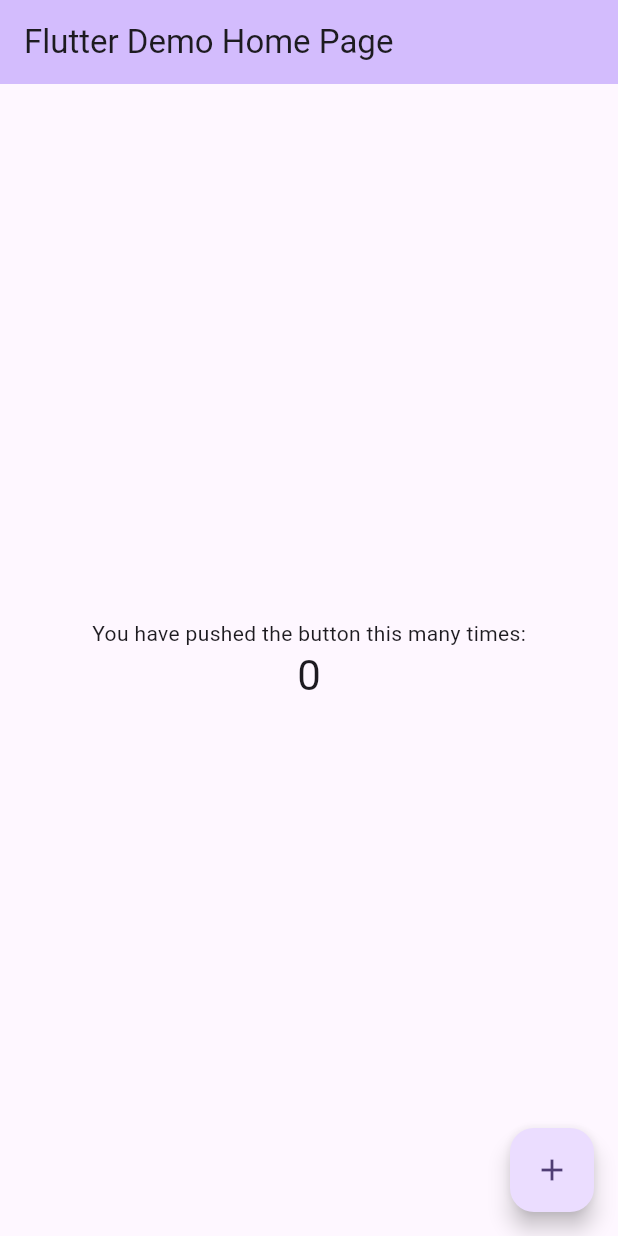
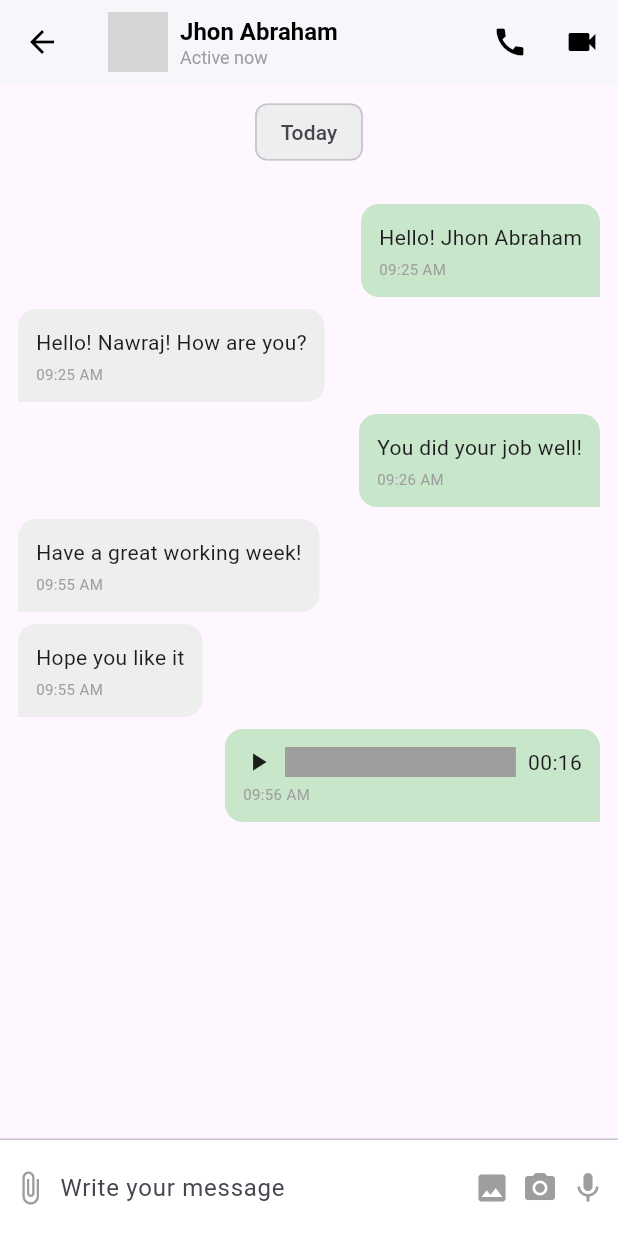
Before and after one commit to nawrajjyadav/flutter_chat_ui, a Flutter app: the screen it shows after launch, on a phone screen of 412 x 824 dp. Run offline on Flutter 3.47's test engine with Material 3 defaults, Android fonts, the phone set to English and light mode, and no system bars; grey boxes are pictures that could not be loaded.

Commit message:
Update main.dart

```diff
--- a/lib/main.dart
+++ b/lib/main.dart
@@ -1,122 +1,164 @@
 import 'package:flutter/material.dart';
 
 void main() {
-  runApp(const MyApp());
+  runApp(ChatApp());
 }
 
-class MyApp extends StatelessWidget {
-  const MyApp({super.key});
-
-  // This widget is the root of your application.
+class ChatApp extends StatelessWidget {
   @override
   Widget build(BuildContext context) {
     return MaterialApp(
-      title: 'Flutter Demo',
-      theme: ThemeData(
-        // This is the theme of your application.
-        //
-        // TRY THIS: Try running your application with "flutter run". You'll see
-        // the application has a purple toolbar. Then, without quitting the app,
-        // try changing the seedColor in the colorScheme below to Colors.green
-        // and then invoke "hot reload" (save your changes or press the "hot
-        // reload" button in a Flutter-supported IDE, or press "r" if you used
-        // the command line to start the app).
-        //
-        // Notice that the counter didn't reset back to zero; the application
-        // state is not lost during the reload. To reset the state, use hot
-        // restart instead.
-        //
-        // This works for code too, not just values: Most code changes can be
-        // tested with just a hot reload.
-        colorScheme: ColorScheme.fromSeed(seedColor: Colors.deepPurple),
-      ),
-      home: const MyHomePage(title: 'Flutter Demo Home Page'),
+      debugShowCheckedModeBanner: false,
+      home: ChatScreen(),
     );
   }
 }
 
-class MyHomePage extends StatefulWidget {
-  const MyHomePage({super.key, required this.title});
-
-  // This widget is the home page of your application. It is stateful, meaning
-  // that it has a State object (defined below) that contains fields that affect
-  // how it looks.
-
-  // This class is the configuration for the state. It holds the values (in this
-  // case the title) provided by the parent (in this case the App widget) and
-  // used by the build method of the State. Fields in a Widget subclass are
-  // always marked "final".
-
-  final String title;
-
+class ChatScreen extends StatelessWidget {
   @override
-  State<MyHomePage> createState() => _MyHomePageState();
-}
-
-class _MyHomePageState extends State<MyHomePage> {
-  int _counter = 0;
-
-  void _incrementCounter() {
-    setState(() {
-      // This call to setState tells the Flutter framework that something has
-      // changed in this State, which causes it to rerun the build method below
-      // so that the display can reflect the updated values. If we changed
-      // _counter without calling setState(), then the build method would not be
-      // called again, and so nothing would appear to happen.
-      _counter++;
-    });
+  Widget build(BuildContext context) {
+    return Scaffold(
+      appBar: AppBar(
+        backgroundColor: Colors.white,
+        elevation: 1,
+        leading: Icon(Icons.arrow_back, color: Colors.black),
+        title: Row(
+          children: [
+            CircleAvatar(
+              backgroundImage: AssetImage('assets/avatar.png'), // Replace with your avatar asset
+            ),
+            SizedBox(width: 8),
+            Column(
+              crossAxisAlignment: CrossAxisAlignment.start,
+              children: [
+                Text('Jhon Abraham', style: TextStyle(color: Colors.black, fontWeight: FontWeight.bold, fontSize: 16)),
+                Text('Active now', style: TextStyle(color: Colors.grey, fontSize: 12)),
+              ],
+            )
+          ],
+        ),
+        actions: [
+          IconButton(onPressed: () {}, icon: Icon(Icons.call, color: Colors.black)),
+          IconButton(onPressed: () {}, icon: Icon(Icons.videocam, color: Colors.black)),
+        ],
+      ),
+      body: Column(
+        children: [
+          Padding(
+            padding: const EdgeInsets.all(8.0),
+            child: Chip(
+              label: Text('Today'),
+              backgroundColor: Colors.grey[200],
+            ),
+          ),
+          Expanded(
+            child: ListView(
+              padding: EdgeInsets.all(12),
+              children: [
+                chatBubble('Hello! Jhon Abraham', true, '09:25 AM'),
+                chatBubble('Hello! Nawraj! How are you?', false, '09:25 AM'),
+                chatBubble('You did your job well!', true, '09:26 AM'),
+                chatBubble('Have a great working week!', false, '09:55 AM'),
+                chatBubble('Hope you like it', false, '09:55 AM'),
+                audioMessageBubble('00:16', '09:56 AM'),
+              ],
+            ),
+          ),
+          Divider(height: 1),
+          Container(
+            padding: EdgeInsets.symmetric(horizontal: 8, vertical: 8),
+            color: Colors.white,
+            child: Row(
+              children: [
+                Icon(Icons.attach_file, color: Colors.grey),
+                SizedBox(width: 8),
+                Expanded(
+                  child: TextField(
+                    decoration: InputDecoration(
+                      hintText: 'Write your message',
+                      border: InputBorder.none,
+                    ),
+                  ),
+                ),
+                Icon(Icons.photo, color: Colors.grey),
+                SizedBox(width: 8),
+                Icon(Icons.camera_alt, color: Colors.grey),
+                SizedBox(width: 8),
+                Icon(Icons.mic, color: Colors.grey),
+              ],
+            ),
+          )
+        ],
+      ),
+    );
   }
 
-  @override
-  Widget build(BuildContext context) {
-    // This method is rerun every time setState is called, for instance as done
-    // by the _incrementCounter method above.
-    //
-    // The Flutter framework has been optimized to make rerunning build methods
-    // fast, so that you can just rebuild anything that needs updating rather
-    // than having to individually change instances of widgets.
-    return Scaffold(
-      appBar: AppBar(
-        // TRY THIS: Try changing the color here to a specific color (to
-        // Colors.amber, perhaps?) and trigger a hot reload to see the AppBar
-        // change color while the other colors stay the same.
-        backgroundColor: Theme.of(context).colorScheme.inversePrimary,
-        // Here we take the value from the MyHomePage object that was created by
-        // the App.build method, and use it to set our appbar title.
-        title: Text(widget.title),
-      ),
-      body: Center(
-        // Center is a layout widget. It takes a single child and positions it
-        // in the middle of the parent.
+  Widget chatBubble(String message, bool isOutgoing, String time) {
+    return Align(
+      alignment: isOutgoing ? Alignment.centerRight : Alignment.centerLeft,
+      child: Container(
+        margin: EdgeInsets.symmetric(vertical: 4),
+        padding: EdgeInsets.all(12),
+        constraints: BoxConstraints(maxWidth: 250),
+        decoration: BoxDecoration(
+          color: isOutgoing ? Colors.green[100] : Colors.grey[200],
+          borderRadius: BorderRadius.only(
+            topLeft: Radius.circular(12),
+            topRight: Radius.circular(12),
+            bottomLeft: Radius.circular(isOutgoing ? 12 : 0),
+            bottomRight: Radius.circular(isOutgoing ? 0 : 12),
+          ),
+        ),
         child: Column(
-          // Column is also a layout widget. It takes a list of children and
-          // arranges them vertically. By default, it sizes itself to fit its
-          // children horizontally, and tries to be as tall as its parent.
-          //
-          // Column has various properties to control how it sizes itself and
-          // how it positions its children. Here we use mainAxisAlignment to
-          // center the children vertically; the main axis here is the vertical
-          // axis because Columns are vertical (the cross axis would be
-          // horizontal).
-          //
-          // TRY THIS: Invoke "debug painting" (choose the "Toggle Debug Paint"
-          // action in the IDE, or press "p" in the console), to see the
-          // wireframe for each widget.
-          mainAxisAlignment: MainAxisAlignment.center,
-          children: <Widget>[
-            const Text('You have pushed the button this many times:'),
-            Text(
-              '$_counter',
-              style: Theme.of(context).textTheme.headlineMedium,
-            ),
+          crossAxisAlignment: CrossAxisAlignment.start,
+          children: [
+            Text(message),
+            SizedBox(height: 4),
+            Text(time, style: TextStyle(fontSize: 10, color: Colors.grey)),
           ],
         ),
       ),
-      floatingActionButton: FloatingActionButton(
-        onPressed: _incrementCounter,
-        tooltip: 'Increment',
-        child: const Icon(Icons.add),
-      ), // This trailing comma makes auto-formatting nicer for build methods.
+    );
+  }
+
+  Widget audioMessageBubble(String duration, String time) {
+    return Align(
+      alignment: Alignment.centerRight,
+      child: Container(
+        margin: EdgeInsets.symmetric(vertical: 4),
+        padding: EdgeInsets.all(12),
+        constraints: BoxConstraints(maxWidth: 250),
+        decoration: BoxDecoration(
+          color: Colors.green[100],
+          borderRadius: BorderRadius.only(
+            topLeft: Radius.circular(12),
+            topRight: Radius.circular(12),
+            bottomLeft: Radius.circular(12),
+            bottomRight: Radius.circular(0),
+          ),
+        ),
+        child: Column(
+          crossAxisAlignment: CrossAxisAlignment.start,
+          children: [
+            Row(
+              children: [
+                Icon(Icons.play_arrow, size: 20),
+                Expanded(
+                  child: Container(
+                    height: 20,
+                    margin: EdgeInsets.symmetric(horizontal: 8),
+                    color: Colors.grey,
+                    // Placeholder for waveform visualization
+                  ),
+                ),
+                Text(duration),
+              ],
+            ),
+            SizedBox(height: 4),
+            Text(time, style: TextStyle(fontSize: 10, color: Colors.grey)),
+          ],
+        ),
+      ),
     );
   }
 }
```
